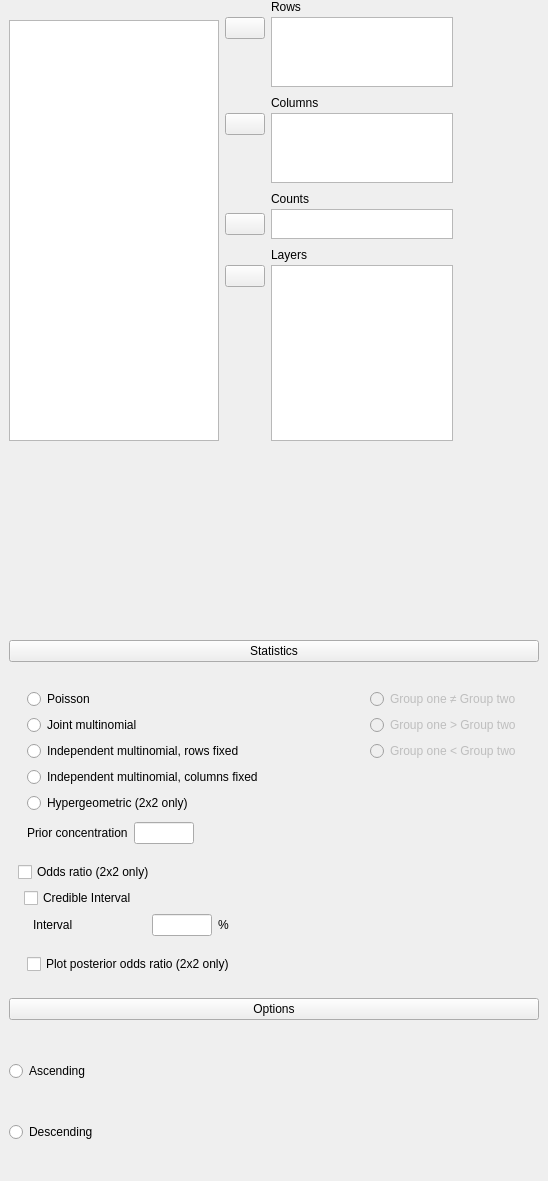
Before: the Qt Designer form JASP-Desktop/analysisforms/crosstabsbayesianform.ui in jasp-stats/jasp-desktop, drawn with Qt 5.
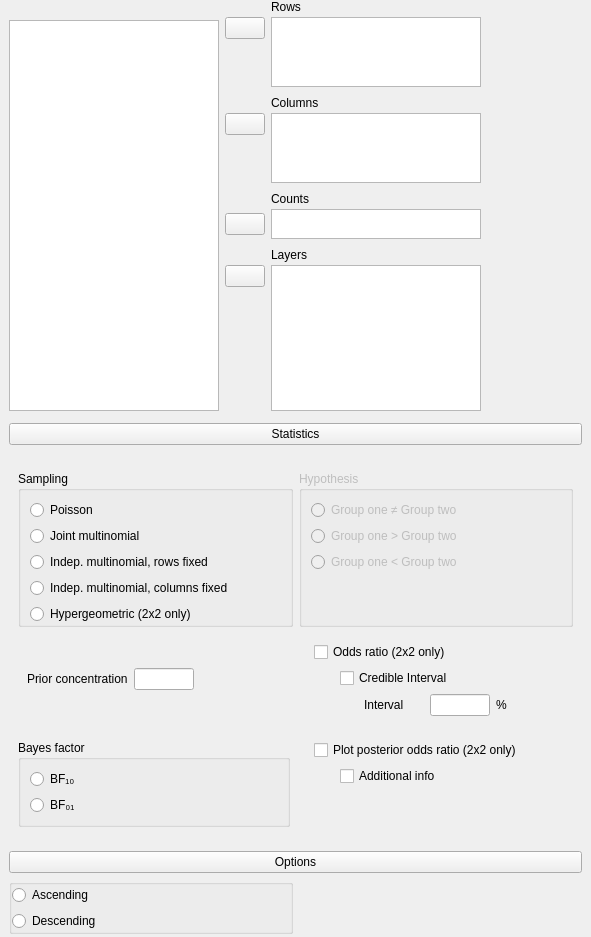
After: the same form once the commit is applied. Custom widgets are drawn as their Qt base class.

Commit message: B Crosstabs: Add. info + BF type buttons

The edit to the form file:
```diff
--- a/JASP-Desktop/analysisforms/crosstabsbayesianform.ui
+++ b/JASP-Desktop/analysisforms/crosstabsbayesianform.ui
@@ -6,8 +6,8 @@
    <rect>
     <x>0</x>
     <y>0</y>
-    <width>548</width>
-    <height>1181</height>
+    <width>585</width>
+    <height>908</height>
    </rect>
   </property>
   <property name="windowTitle">
@@ -46,13 +46,7 @@
        </widget>
       </item>
       <item row="1" column="0">
-       <widget class="BoundGroupBox" name="rowOrder" native="true">
-        <property name="title" stdset="0">
-         <string>Row Order</string>
-        </property>
-        <property name="flat" stdset="0">
-         <bool>true</bool>
-        </property>
+       <widget class="BoundGroupBox" name="rowOrder">
         <layout class="QGridLayout" name="gridLayout_21">
          <property name="leftMargin">
           <number>0</number>
@@ -104,16 +98,10 @@
          <property name="topMargin">
           <number>18</number>
          </property>
-         <property name="verticalSpacing">
-          <number>0</number>
-         </property>
          <item row="0" column="0" colspan="2">
-          <widget class="BoundGroupBox" name="samplingModel" native="true">
-           <property name="title" stdset="0">
-            <string>Sampling Model</string>
-           </property>
-           <property name="flat" stdset="0">
-            <bool>true</bool>
+          <widget class="BoundGroupBox" name="samplingModel">
+           <property name="title">
+            <string>Sampling</string>
            </property>
            <layout class="QGridLayout" name="gridLayout_13">
             <property name="bottomMargin">
@@ -129,14 +117,14 @@
             <item row="2" column="0">
              <widget class="QRadioButton" name="_3IndependentRowsFixed">
               <property name="text">
-               <string>Independent multinomial, rows fixed</string>
+               <string>Indep. multinomial, rows fixed</string>
               </property>
              </widget>
             </item>
             <item row="3" column="0">
              <widget class="QRadioButton" name="_4IndependentColumnsFixed">
               <property name="text">
-               <string>Independent multinomial, columns fixed</string>
+               <string>Indep. multinomial, columns fixed</string>
               </property>
              </widget>
             </item>
@@ -157,58 +145,6 @@
            </layout>
           </widget>
          </item>
-         <item row="0" column="2">
-          <widget class="BoundGroupBox" name="hypothesis" native="true">
-           <property name="enabled">
-            <bool>false</bool>
-           </property>
-           <property name="title" stdset="0">
-            <string>Hypothesis</string>
-           </property>
-           <property name="flat" stdset="0">
-            <bool>true</bool>
-           </property>
-           <layout class="QGridLayout" name="gridLayout_11">
-            <property name="bottomMargin">
-             <number>0</number>
-            </property>
-            <item row="2" column="0">
-             <widget class="QRadioButton" name="_3oneTailedLessThan">
-              <property name="text">
-               <string>Group one &lt; Group two</string>
-              </property>
-             </widget>
-            </item>
-            <item row="0" column="0">
-             <widget class="QRadioButton" name="_1twoTailed">
-              <property name="text">
-               <string>Group one ≠ Group two</string>
-              </property>
-             </widget>
-            </item>
-            <item row="1" column="0">
-             <widget class="QRadioButton" name="_2oneTailedGreaterThan">
-              <property name="text">
-               <string>Group one &gt; Group two</string>
-              </property>
-             </widget>
-            </item>
-            <item row="3" column="0">
-             <spacer name="verticalSpacer_4">
-              <property name="orientation">
-               <enum>Qt::Vertical</enum>
-              </property>
-              <property name="sizeHint" stdset="0">
-               <size>
-                <width>20</width>
-                <height>40</height>
-               </size>
-              </property>
-             </spacer>
-            </item>
-           </layout>
-          </widget>
-         </item>
          <item row="1" column="0">
           <widget class="QWidget" name="widget_16" native="true">
            <layout class="QGridLayout" name="gridLayout_10">
@@ -230,7 +166,7 @@
              </widget>
             </item>
             <item row="0" column="2">
-             <spacer name="horizontalSpacer_3">
+             <spacer name="horizontalSpacer">
               <property name="orientation">
                <enum>Qt::Horizontal</enum>
               </property>
@@ -245,15 +181,152 @@
            </layout>
           </widget>
          </item>
-         <item row="2" column="0">
+         <item row="2" column="0" colspan="3">
+          <widget class="QWidget" name="widget_13" native="true">
+           <layout class="QGridLayout" name="gridLayout_6">
+            <property name="leftMargin">
+             <number>0</number>
+            </property>
+            <item row="0" column="0">
+             <widget class="BoundGroupBox" name="bayesFactorType">
+              <property name="title">
+               <string>Bayes factor</string>
+              </property>
+              <layout class="QGridLayout" name="gridLayout_5">
+               <item row="0" column="0">
+                <widget class="QRadioButton" name="_1BF10">
+                 <property name="text">
+                  <string>BF₁₀</string>
+                 </property>
+                </widget>
+               </item>
+               <item row="1" column="0">
+                <widget class="QRadioButton" name="_2BF01">
+                 <property name="text">
+                  <string>BF₀₁</string>
+                 </property>
+                </widget>
+               </item>
+               <item row="2" column="0">
+                <spacer name="verticalSpacer_6">
+                 <property name="orientation">
+                  <enum>Qt::Vertical</enum>
+                 </property>
+                 <property name="sizeHint" stdset="0">
+                  <size>
+                   <width>20</width>
+                   <height>40</height>
+                  </size>
+                 </property>
+                </spacer>
+               </item>
+              </layout>
+             </widget>
+            </item>
+           </layout>
+          </widget>
+         </item>
+         <item row="0" column="2" colspan="2">
+          <widget class="BoundGroupBox" name="hypothesis">
+           <property name="enabled">
+            <bool>false</bool>
+           </property>
+           <property name="title">
+            <string>Hypothesis</string>
+           </property>
+           <layout class="QGridLayout" name="gridLayout_11">
+            <property name="bottomMargin">
+             <number>0</number>
+            </property>
+            <item row="2" column="0">
+             <widget class="QRadioButton" name="_3oneTailedLessThan">
+              <property name="text">
+               <string>Group one &lt; Group two</string>
+              </property>
+             </widget>
+            </item>
+            <item row="0" column="0">
+             <widget class="QRadioButton" name="_1twoTailed">
+              <property name="text">
+               <string>Group one ≠ Group two</string>
+              </property>
+             </widget>
+            </item>
+            <item row="1" column="0">
+             <widget class="QRadioButton" name="_2oneTailedGreaterThan">
+              <property name="text">
+               <string>Group one &gt; Group two</string>
+              </property>
+             </widget>
+            </item>
+            <item row="3" column="0">
+             <spacer name="verticalSpacer_4">
+              <property name="orientation">
+               <enum>Qt::Vertical</enum>
+              </property>
+              <property name="sizeHint" stdset="0">
+               <size>
+                <width>20</width>
+                <height>40</height>
+               </size>
+              </property>
+             </spacer>
+            </item>
+           </layout>
+          </widget>
+         </item>
+         <item row="2" column="3">
+          <widget class="QWidget" name="groupPlotPosterior" native="true">
+           <layout class="QGridLayout" name="gridLayout_14">
+            <item row="1" column="0">
+             <widget class="QWidget" name="widget_12" native="true">
+              <property name="maximumSize">
+               <size>
+                <width>20</width>
+                <height>16777215</height>
+               </size>
+              </property>
+             </widget>
+            </item>
+            <item row="0" column="0" colspan="2">
+             <widget class="BoundCheckBox" name="plotPosteriorOddsRatio">
+              <property name="text">
+               <string>Plot posterior odds ratio (2x2 only)</string>
+              </property>
+             </widget>
+            </item>
+            <item row="1" column="1">
+             <widget class="BoundCheckBox" name="plotPosteriorOddsRatioAdditionalInfo">
+              <property name="text">
+               <string>Additional info</string>
+              </property>
+             </widget>
+            </item>
+            <item row="2" column="1">
+             <spacer name="verticalSpacer_5">
+              <property name="orientation">
+               <enum>Qt::Vertical</enum>
+              </property>
+              <property name="sizeHint" stdset="0">
+               <size>
+                <width>20</width>
+                <height>40</height>
+               </size>
+              </property>
+             </spacer>
+            </item>
+           </layout>
+          </widget>
+         </item>
+         <item row="1" column="3">
           <widget class="QWidget" name="groupOddsRatio" native="true">
            <layout class="QGridLayout" name="gridLayout_15">
-            <property name="leftMargin">
-             <number>0</number>
-            </property>
             <item row="3" column="1">
              <widget class="QWidget" name="widget_20" native="true">
               <layout class="QGridLayout" name="gridLayout_22">
+               <property name="leftMargin">
+                <number>24</number>
+               </property>
                <property name="topMargin">
                 <number>0</number>
                </property>
@@ -288,7 +361,14 @@
              </widget>
             </item>
             <item row="2" column="0">
-             <widget class="QWidget" name="widget_15" native="true"/>
+             <widget class="QWidget" name="widget_15" native="true">
+              <property name="minimumSize">
+               <size>
+                <width>20</width>
+                <height>0</height>
+               </size>
+              </property>
+             </widget>
             </item>
             <item row="1" column="0" colspan="2">
              <widget class="BoundCheckBox" name="oddsRatio">
@@ -313,37 +393,27 @@
            </layout>
           </widget>
          </item>
-         <item row="2" column="1" colspan="2">
-          <spacer name="horizontalSpacer_2">
-           <property name="orientation">
-            <enum>Qt::Horizontal</enum>
-           </property>
-           <property name="sizeHint" stdset="0">
-            <size>
-             <width>40</width>
-             <height>20</height>
-            </size>
-           </property>
-          </spacer>
-         </item>
-         <item row="3" column="0">
-          <widget class="QWidget" name="groupPlotPosterior" native="true">
-           <layout class="QGridLayout" name="gridLayout_14">
-            <item row="0" column="0" colspan="2">
-             <widget class="BoundCheckBox" name="plotPosteriorOddsRatio">
-              <property name="text">
-               <string>Plot posterior odds ratio (2x2 only)</string>
-              </property>
-             </widget>
-            </item>
-           </layout>
-          </widget>
-         </item>
         </layout>
        </widget>
       </item>
+      <item row="2" column="0" colspan="2">
+       <widget class="QWidget" name="widget_14" native="true">
+        <property name="minimumSize">
+         <size>
+          <width>0</width>
+          <height>8</height>
+         </size>
+        </property>
+       </widget>
+      </item>
       <item row="1" column="0" colspan="3">
        <widget class="ExpanderButton" name="pushButton">
+        <property name="minimumSize">
+         <size>
+          <width>573</width>
+          <height>0</height>
+         </size>
+        </property>
         <property name="text">
          <string>Statistics</string>
         </property>
@@ -768,7 +838,7 @@
   </customwidget>
   <customwidget>
    <class>BoundGroupBox</class>
-   <extends>QWidget</extends>
+   <extends>QGroupBox</extends>
    <header>widgets/boundgroupbox.h</header>
    <container>1</container>
   </customwidget>
```
Left out of the diff: 88 changed lines with no effect on the pictures. The commit also changes 2 other files.
